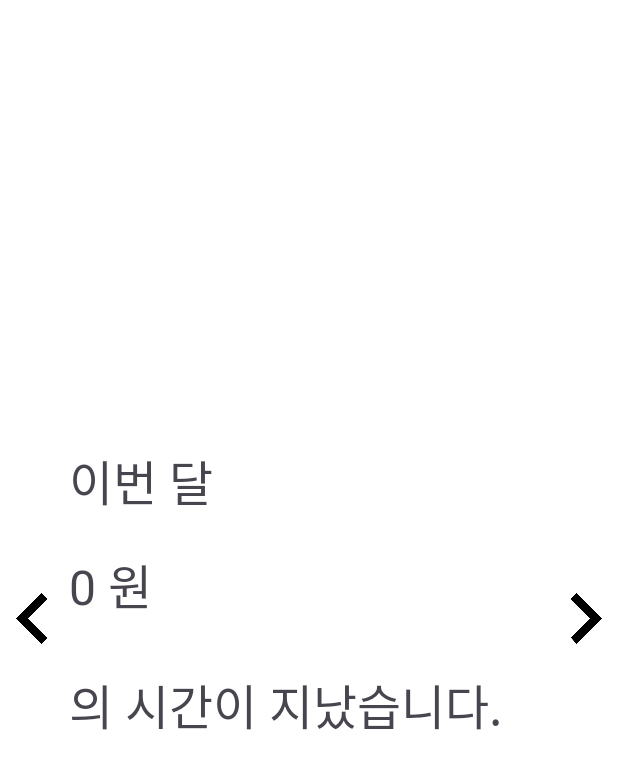
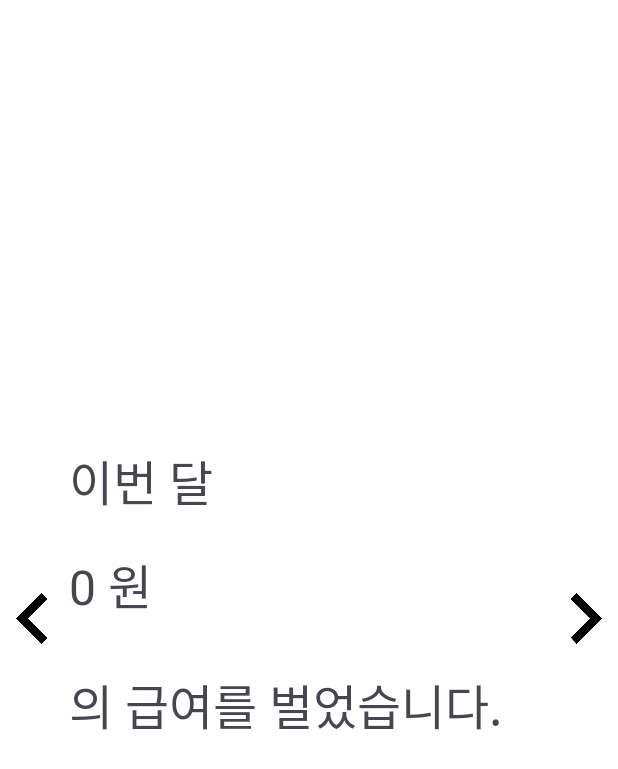
Before and after one commit to kukjinman/SalaryTimer, an Android app: the fragment mainFragment3 shown on its own in the app's theme, on a phone screen of 412 x 824 dp. Shown: the top 769 px of the screen. Run offline under Robolectric (Android 15) with nearby library versions, the light colour scheme and no system bars; our stand-ins replace data binding; 1 statement that could not run was skipped.

Commit message:
frag3 text updated

```diff
--- a/app/src/main/res/layout/fragment_main3.xml
+++ b/app/src/main/res/layout/fragment_main3.xml
@@ -87,7 +87,7 @@
             <TextView
                 android:layout_width="307dp"
                 android:layout_height="75dp"
-                android:text="의 시간이 지났습니다."
+                android:text="의 급여를 벌었습니다."
                 android:textSize="32dp"
                 app:layout_constraintBottom_toBottomOf="parent"
                 app:layout_constraintEnd_toEndOf="parent"
```
